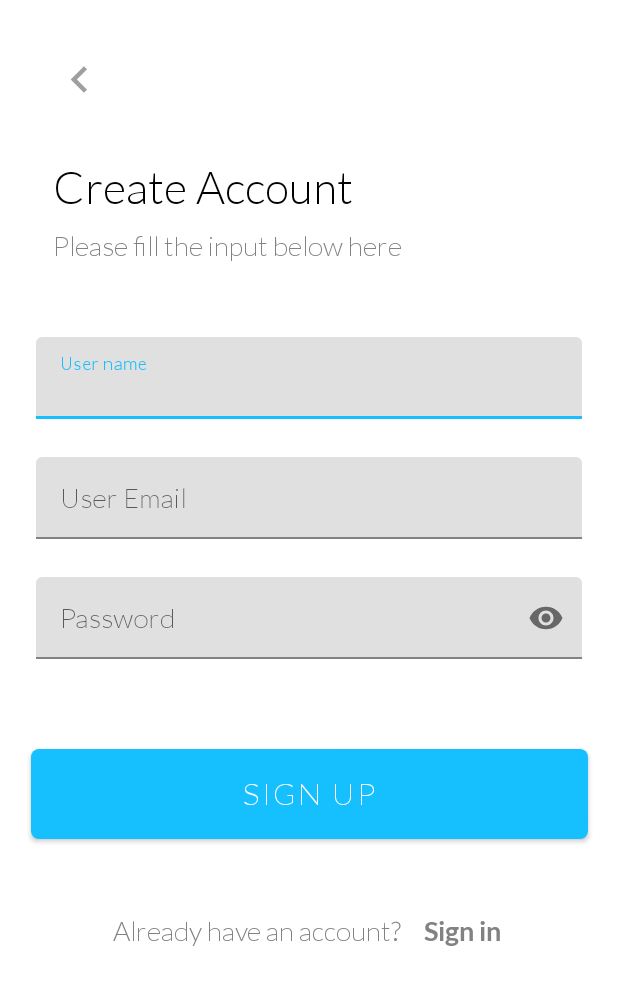
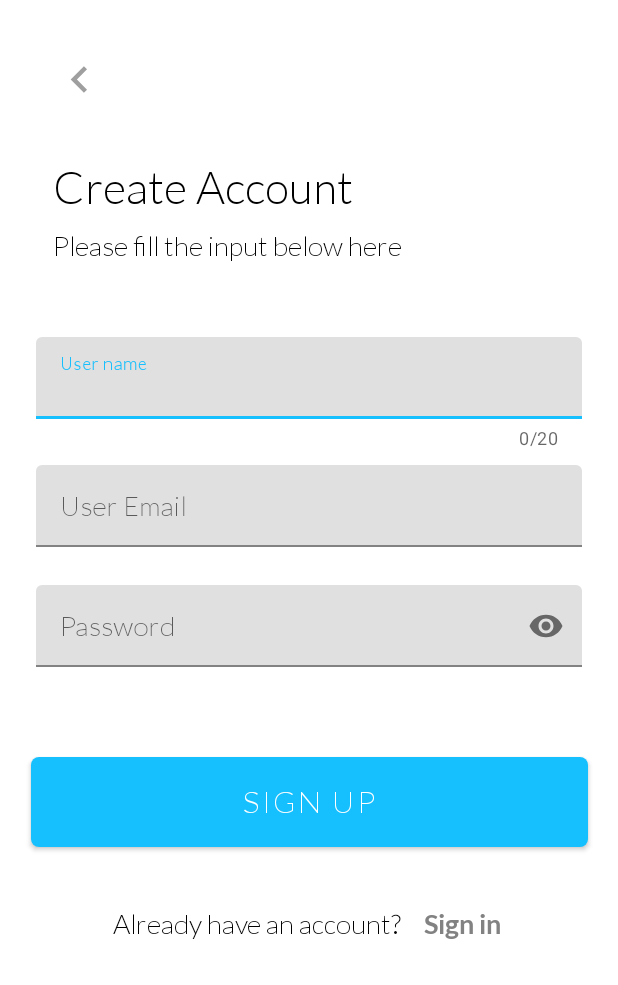
Before and after one commit to KateOber/CSIS-3175, an Android app: the RegisterActivity screen opened directly, with no data from a screen before it, on a phone screen of 412 x 824 dp. Shown: the top 985 px of the screen. Run offline under Robolectric (Android 15) with nearby library versions, the phone set to English and light mode, and no system bars.

Commit message:
Adding errors to text fields

```diff
--- a/EasyMoney/app/src/main/res/drawable/style_btn_white.xml
+++ b/EasyMoney/app/src/main/res/drawable/style_btn_white.xml
@@ -1,7 +1,7 @@
 <?xml version="1.0" encoding="utf-8"?>
 <shape xmlns:android="http://schemas.android.com/apk/res/android">
 
-    <solid android:color="@color/black" />
+    <solid android:color="@color/white" />
 
     <corners
         android:topLeftRadius="5dp"
--- a/EasyMoney/app/src/main/res/layout/activity_register.xml
+++ b/EasyMoney/app/src/main/res/layout/activity_register.xml
@@ -7,6 +7,8 @@
     tools:context=".RegisterActivity">
 
     <!--back button-->
+
+    <!--title text-->
     <ImageView
         android:id="@+id/btnBack"
         android:layout_width="wrap_content"
@@ -18,11 +20,6 @@
         app:layout_constraintTop_toTopOf="parent"
         app:srcCompat="@drawable/btn_backbutton" />
 
-    <!--title text-->
-
-    <!--sub text-->
-
-    <!--user name-->
     <TextView
         android:id="@+id/txtLoginTitle"
         style="@style/txtTitle"
@@ -34,6 +31,7 @@
         app:layout_constraintStart_toStartOf="parent"
         app:layout_constraintTop_toBottomOf="@+id/btnBack" />
 
+    <!--sub text-->
     <TextView
         android:id="@+id/txtLoginSubTitle"
         style="@style/txtSub"
@@ -45,6 +43,7 @@
         app:layout_constraintStart_toStartOf="parent"
         app:layout_constraintTop_toBottomOf="@+id/txtLoginTitle" />
 
+    <!--user name -->
     <com.google.android.material.textfield.TextInputLayout
         android:id="@+id/userName"
         android:layout_width="match_parent"
@@ -59,25 +58,32 @@
         app:layout_constraintStart_toStartOf="parent"
         app:layout_constraintTop_toBottomOf="@+id/txtLoginSubTitle"
         tools:boxCornerRadiusTopEnd="5dp"
-        tools:boxCornerRadiusTopStart="5dp">
+        tools:boxCornerRadiusTopStart="5dp"
+        app:counterEnabled="true"
+        app:counterMaxLength="20"
+        app:errorEnabled="true">
 
         <com.google.android.material.textfield.TextInputEditText
+            android:id="@+id/inputName"
             style="@style/txtSub"
             android:layout_width="match_parent"
             android:layout_height="wrap_content" />
     </com.google.android.material.textfield.TextInputLayout>
 
     <!--user email-->
+
+    <!--password-->
     <com.google.android.material.textfield.TextInputLayout
         android:id="@+id/userEmail"
         android:layout_width="match_parent"
         android:layout_height="wrap_content"
         android:layout_marginStart="24dp"
-        android:layout_marginTop="25dp"
+        android:layout_marginTop="10dp"
         android:layout_marginEnd="24dp"
         android:hint="@string/prompt_email"
         android:inputType="textEmailAddress"
         android:selectAllOnFocus="true"
+        app:counterMaxLength="30"
         app:layout_constraintEnd_toEndOf="parent"
         app:layout_constraintStart_toStartOf="parent"
         app:layout_constraintTop_toBottomOf="@+id/userName"
@@ -85,13 +91,13 @@
         tools:boxCornerRadiusTopStart="5dp">
 
         <com.google.android.material.textfield.TextInputEditText
+            android:id="@+id/inputEmail"
             style="@style/txtSub"
             android:layout_width="match_parent"
             android:layout_height="wrap_content" />
 
     </com.google.android.material.textfield.TextInputLayout>
 
-    <!--password-->
     <com.google.android.material.textfield.TextInputLayout
         android:id="@+id/userPassword"
         android:layout_width="match_parent"
@@ -107,9 +113,11 @@
         app:endIconMode="password_toggle"
         app:layout_constraintEnd_toEndOf="parent"
         app:layout_constraintStart_toStartOf="parent"
-        app:layout_constraintTop_toBottomOf="@+id/userEmail">
+        app:layout_constraintTop_toBottomOf="@+id/userEmail"
+        app:counterMaxLength="20">
 
         <com.google.android.material.textfield.TextInputEditText
+            android:id="@+id/inputPassword"
             style="@style/txtSub"
             android:layout_width="match_parent"
             android:layout_height="wrap_content"
@@ -144,7 +152,7 @@
         android:layout_height="wrap_content"
 
         android:layout_marginStart="75dp"
-        android:layout_marginTop="50dp"
+        android:layout_marginTop="40dp"
         android:layout_marginEnd="15dp"
         android:text="@string/txt_login"
         app:layout_constraintEnd_toStartOf="@+id/btnGoSignIn"
@@ -156,7 +164,7 @@
         style="@style/txtSub.bold"
         android:layout_width="wrap_content"
         android:layout_height="wrap_content"
-        android:layout_marginTop="50dp"
+        android:layout_marginTop="40dp"
         android:layout_marginEnd="78dp"
         android:text="@string/btn_login"
         app:layout_constraintEnd_toEndOf="parent"
--- a/EasyMoney/app/src/main/res/values/styles.xml
+++ b/EasyMoney/app/src/main/res/values/styles.xml
@@ -23,7 +23,7 @@
     <style name="txtSub">
         <item name="android:textSize">18sp</item>
         <item name="android:fontFamily">@font/lato_light</item>
-        <item name="android:textColor">@color/gray3</item>
+        <item name="android:textColor">@color/black</item>
     </style>
 
     <style name="txtSub.bold">
```
Also changed, not shown: EasyMoney/app/src/main/java/com/csis3175project/easymoney/LoginActivity.java (+41 -27 lines), EasyMoney/app/src/main/java/com/csis3175project/easymoney/RegisterActivity.java (+96 -18 lines), EasyMoney/app/src/main/res/layout/activity_login.xml (+6 -2 lines), EasyMoney/app/src/main/res/values-night/themes.xml (+4 -4 lines).
